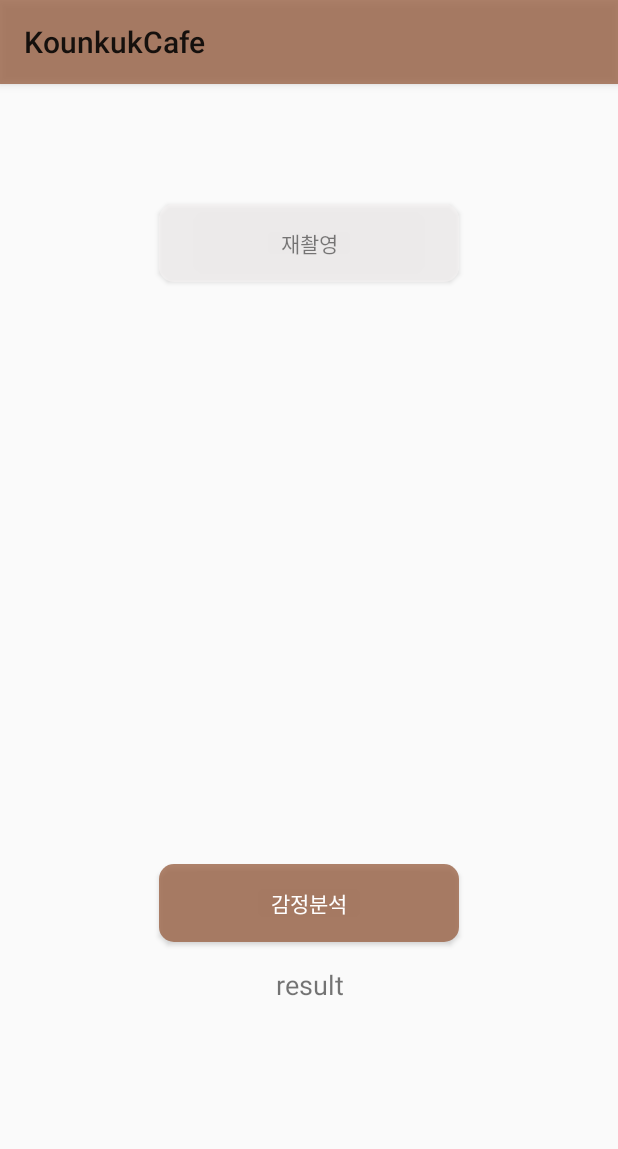
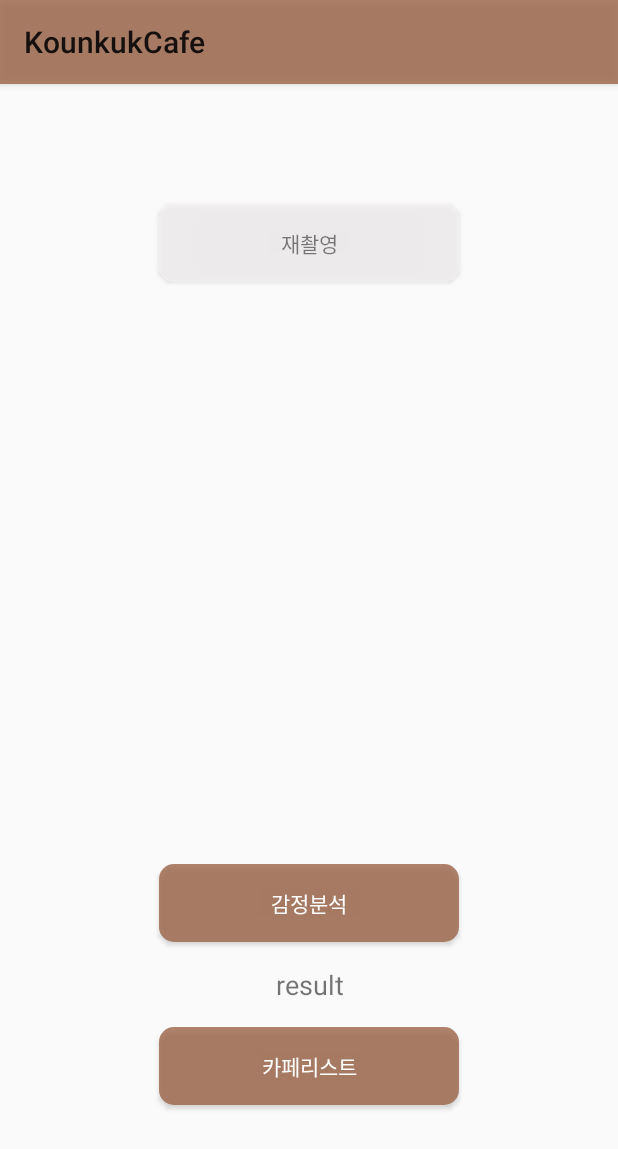
Before and after one commit to choyj0920/KonkukCafe, an Android app: the FaceActivity screen opened directly, with no data from a screen before it, on a phone screen of 412 x 824 dp. Shown: the top 1149 px of the screen. Run offline under Robolectric (Android 15) with nearby library versions, the phone set to English and light mode, and no system bars; pictures from the network do not load.

```diff
--- a/app/src/main/AndroidManifest.xml
+++ b/app/src/main/AndroidManifest.xml
@@ -23,7 +23,7 @@
         android:supportsRtl="true"
         android:theme="@style/Theme.KounkukCafe"
         android:usesCleartextTraffic="true"
-        tools:targetApi="31">
+        tools:targetApi="27">
 
         <meta-data
             android:name="com.kakao.sdk.AppKey"
--- a/app/src/main/java/com/kounkukcafe/kounkukcafe/FaceActivity.kt
+++ b/app/src/main/java/com/kounkukcafe/kounkukcafe/FaceActivity.kt
@@ -46,6 +46,11 @@ class FaceActivity : AppCompatActivity(), View.OnClickListener{
         binding.submit.setOnClickListener {
             ApiManager.callEmotionrecognitionImage(ivToFile(binding.ivInput),binding.resultText)
 
+        }
+        binding.recommend.setOnClickListener {
+            val nextIntent = Intent(this, CafeListActivity::class.java)
+            nextIntent.putExtra("emotion",binding.resultText.text.toString().trim())
+            startActivity(nextIntent)
         }
 
     }
--- a/app/src/main/res/layout/activity_face.xml
+++ b/app/src/main/res/layout/activity_face.xml
@@ -62,4 +62,16 @@
         android:textAlignment="center"
         android:textSize="18sp" />
 
+    <Button
+        android:gravity="center"
+        android:id="@+id/recommend"
+        android:layout_width="200dp"
+        android:layout_height="52dp"
+        android:layout_centerHorizontal="true"
+        android:layout_below="@+id/result_text"
+        android:background="@drawable/buttonshape"
+        android:text="카페리스트"
+        android:textColor="@color/white"
+        android:fontFamily="@font/nanummyeongjobold"/>
+
 </RelativeLayout>
--- a/gradle.properties
+++ b/gradle.properties
@@ -21,4 +21,3 @@ kotlin.code.style=official
 # resources declared in the library itself and none from the library's dependencies,
 # thereby reducing the size of the R class for that library
 android.nonTransitiveRClass=true
-android.enableJetifier=true
```
Also changed, not shown: app/src/main/java/com/kounkukcafe/kounkukcafe/MainActivity.kt (+26 -13 lines), app/src/main/res/layout/activity_main.xml (+0 -15 lines).
